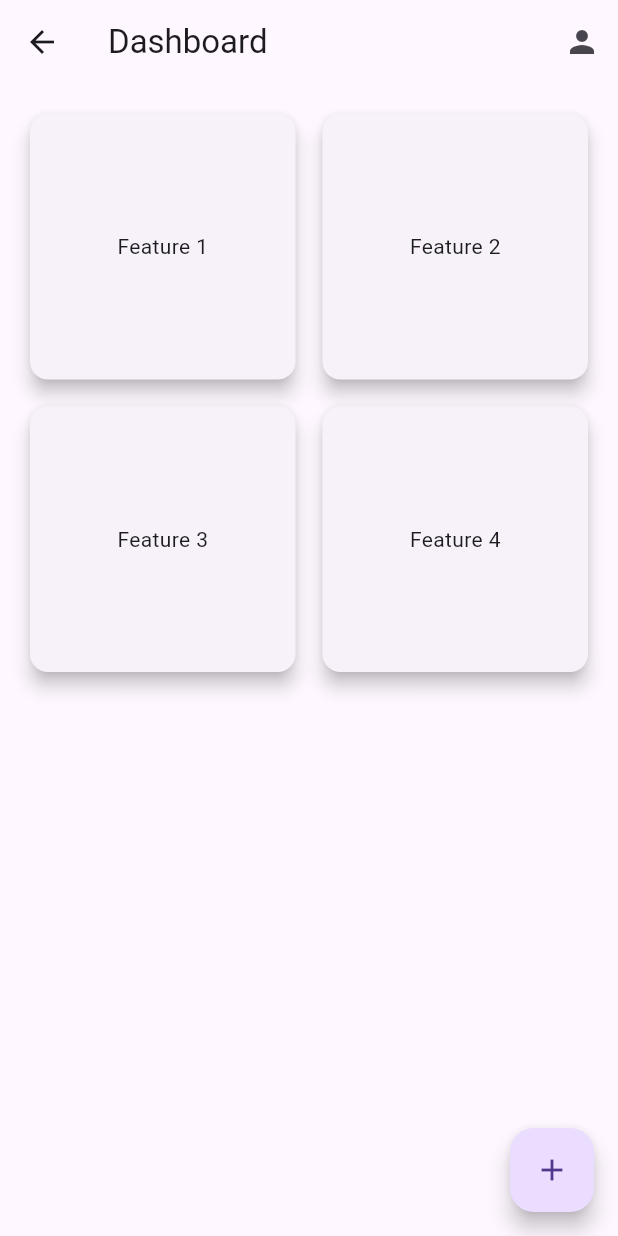
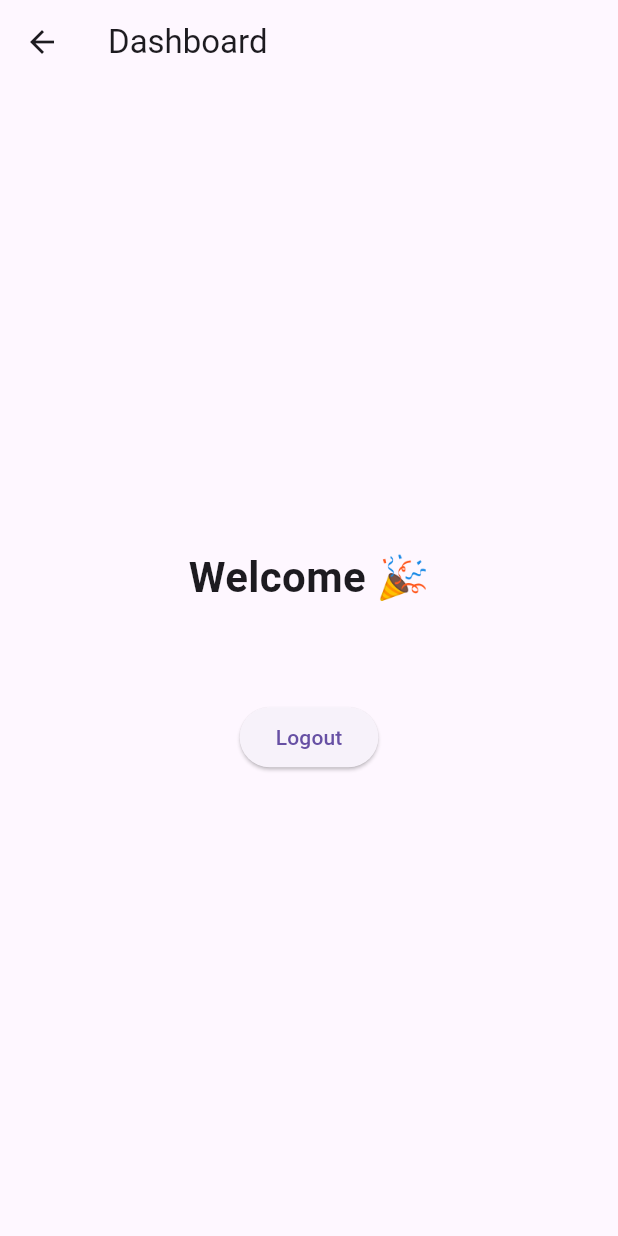
Before and after one commit to jignesh140606/ProjectSetup-Of-MAD, a Flutter app: the DashboardScreen screen opened by its route, on a phone screen of 412 x 824 dp. Run offline on Flutter 3.47's test engine with Material 3 defaults, Android fonts, the phone set to English and light mode, and no system bars; our stand-ins replace firebase_auth, firebase_core, shared_preferences; accounts and stored records are empty.

Commit message:
LAB 5 Authentication System: Login, Registration & Logout

```diff
--- a/lib/dashboard_screen.dart
+++ b/lib/dashboard_screen.dart
@@ -1,43 +1,40 @@
 import 'package:flutter/material.dart';
+import 'package:firebase_auth/firebase_auth.dart';
 
 class DashboardScreen extends StatelessWidget {
   const DashboardScreen({super.key});
 
   @override
   Widget build(BuildContext context) {
+    final userEmail = FirebaseAuth.instance.currentUser?.email ?? '';
+
     return Scaffold(
-      appBar: AppBar(
-        title: const Text('Dashboard'),
-        actions: [
-          IconButton(
-            icon: const Icon(Icons.person),
-            onPressed: () {
-              // Navigate to Profile Page
-              Navigator.pushNamed(context, '/profile');
-            },
-          ),
-        ],
-      ),
-      body: GridView.builder(
-        padding: const EdgeInsets.all(16.0),
-        gridDelegate: const SliverGridDelegateWithFixedCrossAxisCount(
-          crossAxisCount: 2,
-          crossAxisSpacing: 10,
-          mainAxisSpacing: 10,
+      appBar: AppBar(title: const Text('Dashboard')),
+      body: Center(
+        child: Column(
+          mainAxisAlignment: MainAxisAlignment.center,
+          children: [
+            Text(
+              'Welcome 🎉',
+              style: TextStyle(fontSize: 28, fontWeight: FontWeight.bold),
+            ),
+            const SizedBox(height: 10),
+            Text(
+              userEmail,
+              style: TextStyle(fontSize: 16),
+            ),
+            const SizedBox(height: 30),
+
+            // Logout already works — no change needed
+            ElevatedButton(
+              onPressed: () async {
+                await FirebaseAuth.instance.signOut();
+                Navigator.pushReplacementNamed(context, '/login');
+              },
+              child: const Text('Logout'),
+            ),
+          ],
         ),
-        itemCount: 4,
-        itemBuilder: (context, index) {
-          return Card(
-            elevation: 5,
-            child: Center(
-              child: Text('Feature ${index + 1}'),
-            ),
-          );
-        },
-      ),
-      floatingActionButton: FloatingActionButton(
-        onPressed: () {},
-        child: const Icon(Icons.add),
       ),
     );
   }
--- a/pubspec.yaml
+++ b/pubspec.yaml
@@ -9,6 +9,9 @@ environment:
 dependencies:
   flutter:
     sdk: flutter
+  firebase_core: ^3.15.2
+  firebase_auth: ^5.7.0
+  shared_preferences: ^2.0.0
 
 dev_dependencies:
   flutter_test:
```
Also changed, not shown: lib/home_screen.dart (added, +24 -0 lines), lib/login_screen.dart (+61 -36 lines), lib/main.dart (+34 -7 lines), lib/registration_screen.dart (added, +82 -0 lines), pubspec.lock, 6 other files.
